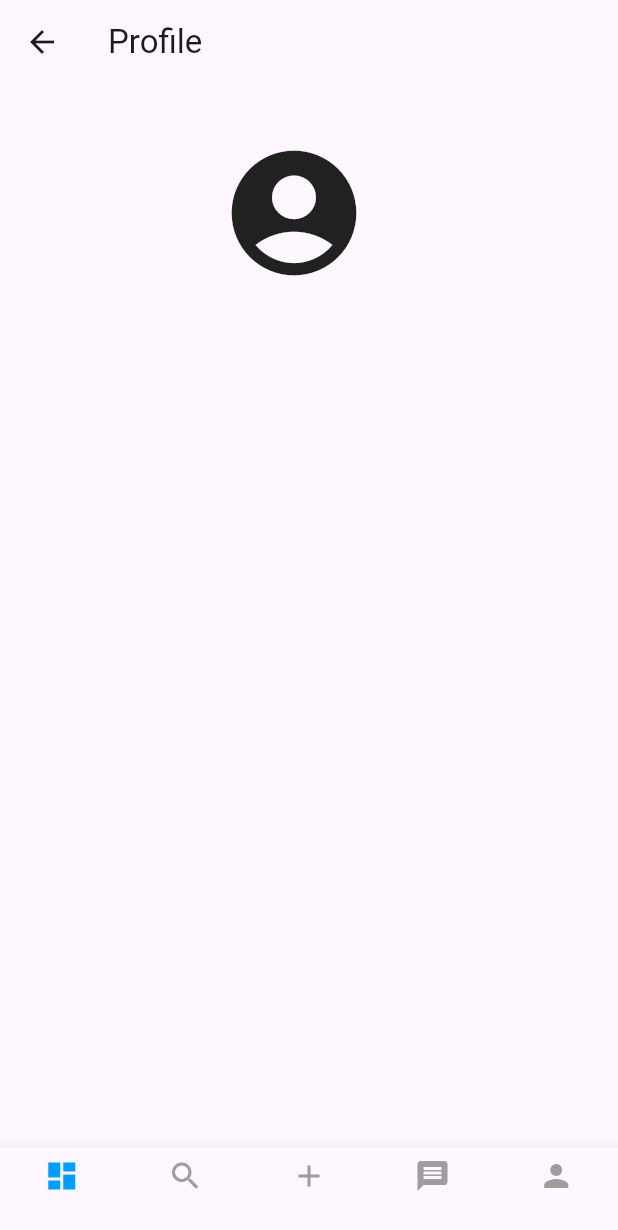
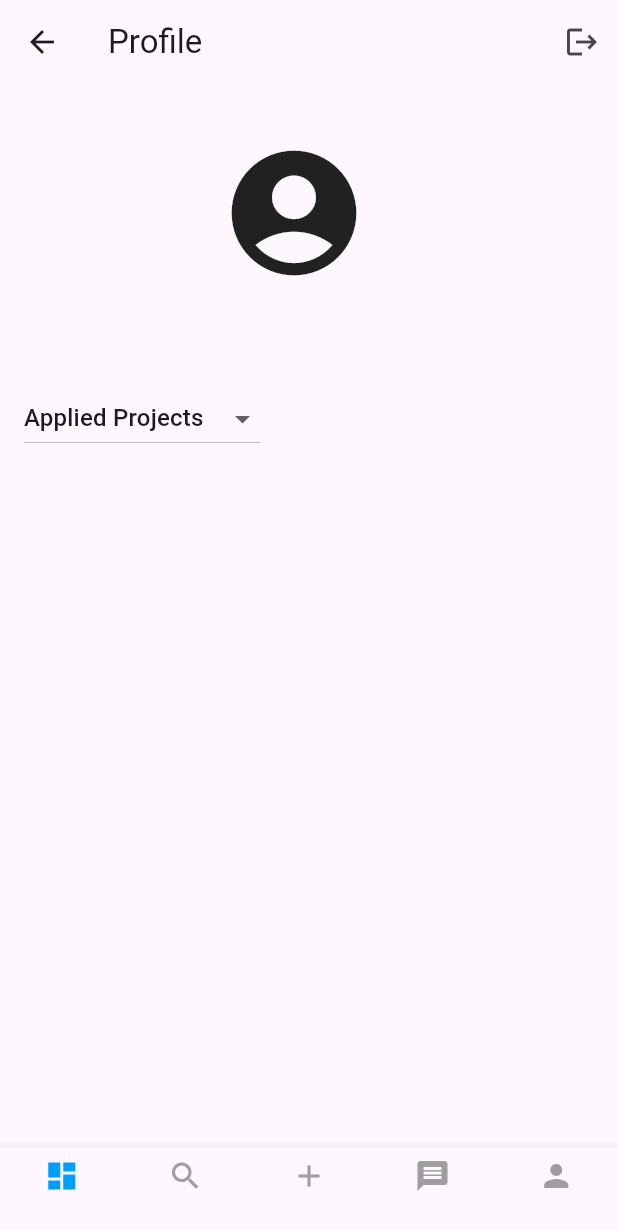
Before and after one commit to gajanana07/collabify2024, a Flutter app: the ProfileScreen screen opened directly, on a phone screen of 412 x 824 dp. Shown: the top 1230 px of the screen. Run offline on Flutter 3.47's test engine with Material 3 defaults, Android fonts, the phone set to English and light mode, and no system bars; our stand-ins replace cached_network_image, cloud_firestore, firebase_auth, firebase_core, firebase_storage, google_sign_in and 1 more; accounts and stored records are empty.

Commit message:
dashboard and profile

```diff
--- a/lib/profile1.dart
+++ b/lib/profile1.dart
@@ -1,10 +1,12 @@
 import 'package:classico/addProject.dart';
 import 'package:classico/dashboard.dart';
+import 'package:classico/login.dart';
 import 'package:classico/message1.dart';
 import 'package:classico/profile1.dart';
 import 'package:classico/profile2.dart';
 import 'package:classico/search.dart';
 import 'package:classico/search3.dart';
+import 'package:classico/signup.dart';
 import 'package:flutter/material.dart';
 import 'package:firebase_auth/firebase_auth.dart';
 import 'package:cloud_firestore/cloud_firestore.dart';
@@ -35,6 +37,7 @@ class _ProfileScreenState extends State<ProfileScreen> {
   User? _user;
   Future<Map<String, dynamic>>? _userDataFuture;
   int _selectedIndex = 0;
+  String _selectedOption = 'Applied Projects';
 
   @override
   void initState() {
@@ -89,11 +92,76 @@ class _ProfileScreenState extends State<ProfileScreen> {
     }
   }
 
+  void _showLogoutDialog() {
+    showDialog(
+      context: context,
+      builder: (BuildContext context) {
+        return AlertDialog(
+          title: Text('Log Out'),
+          content: Text('Are you sure you wanna log out?'),
+          actions: <Widget>[
+            TextButton(
+              onPressed: () {
+                Navigator.of(context).pop();
+              },
+              child: Text('Cancel'),
+            ),
+            TextButton(
+              onPressed: () async {
+                await FirebaseAuth.instance.signOut();
+                Navigator.pushAndRemoveUntil(
+                  context,
+                  MaterialPageRoute(builder: (context) => SignUpScreen()),
+                  (Route<dynamic> route) => false,
+                );
+              },
+              child: Text('Ok'),
+            ),
+          ],
+        );
+      },
+    );
+  }
+
+  Widget _buildProjectDetails() {
+    return StreamBuilder<QuerySnapshot>(
+      stream: FirebaseFirestore.instance
+          .collection(_selectedOption == 'Applied Projects'
+              ? 'applied_projects'
+              : 'projects')
+          .where('email', isEqualTo: _user?.email)
+          .snapshots(),
+      builder: (context, snapshot) {
+        if (!snapshot.hasData) {
+          return Center(child: CircularProgressIndicator());
+        }
+        var documents = snapshot.data!.docs;
+        return ListView.builder(
+          shrinkWrap: true,
+          itemCount: documents.length,
+          itemBuilder: (context, index) {
+            var data = documents[index].data() as Map<String, dynamic>;
+            return ListTile(
+              title: Text(data['project_name'] ?? 'No Project Name'),
+              subtitle: Text(data['description'] ?? 'No Description'),
+            );
+          },
+        );
+      },
+    );
+  }
+
   @override
   Widget build(BuildContext context) {
     return Scaffold(
       appBar: AppBar(
         title: Text('Profile'),
+        actions: [
+          IconButton(
+            icon: Icon(Icons.logout),
+            onPressed: _showLogoutDialog,
+          ),
+        ],
       ),
       body: _userDataFuture != null
           ? FutureBuilder<Map<String, dynamic>>(
@@ -143,6 +211,25 @@ class _ProfileScreenState extends State<ProfileScreen> {
                             userData['description'] ?? 'No Description',
                             style: TextStyle(fontSize: 16),
                           ),
+                          SizedBox(height: 20),
+                          DropdownButton<String>(
+                            value: _selectedOption,
+                            onChanged: (String? newValue) {
+                              setState(() {
+                                _selectedOption = newValue!;
+                              });
+                            },
+                            items: <String>[
+                              'Applied Projects',
+                              'Uploaded Projects'
+                            ].map<DropdownMenuItem<String>>((String value) {
+                              return DropdownMenuItem<String>(
+                                value: value,
+                                child: Text(value),
+                              );
+                            }).toList(),
+                          ),
+                          _buildProjectDetails(),
                         ],
                       ),
                     );
```
Also changed, not shown: lib/dashboard.dart (+6 -5 lines).
